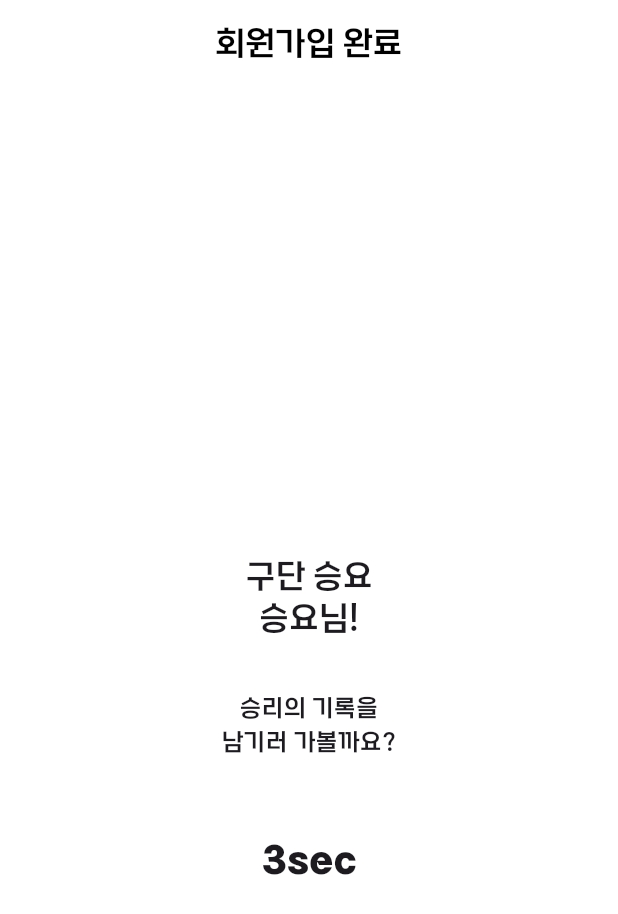
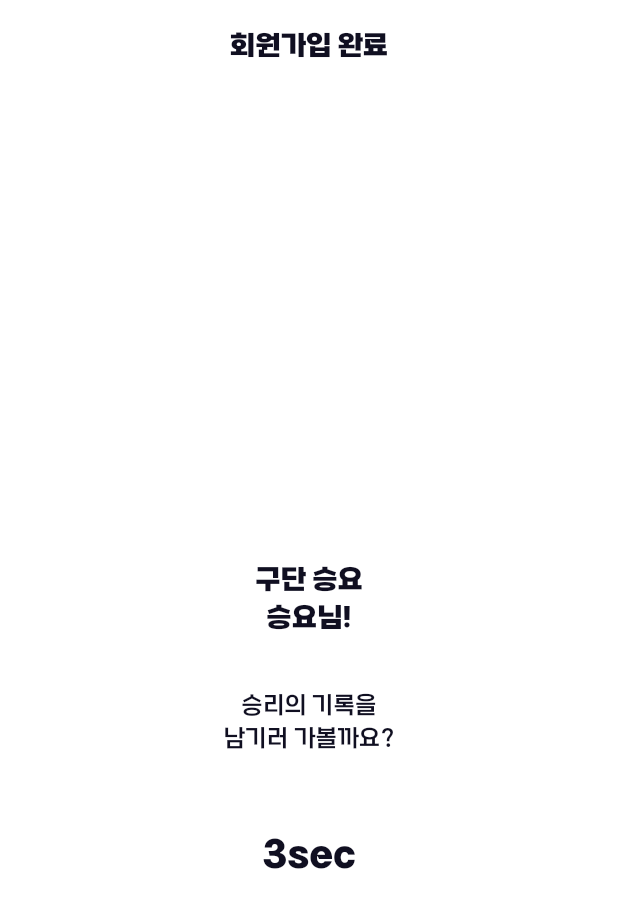
Before and after one commit to GlassyBus/seungyo-app, a Flutter app: the screen it shows after launch, swiped to page 3, on a phone screen of 412 x 824 dp. Shown: the top 914 px of the screen. Run offline on Flutter 3.47's test engine with Material 3 defaults, Android fonts, the phone set to English and light mode, and no system bars; our stand-ins replace fluttertoast, shared_preferences; generated files the repository leaves out were written again.

Commit message:
feat: theme 적용

```diff
--- a/lib/main.dart
+++ b/lib/main.dart
@@ -10,23 +10,28 @@ import 'package:seungyo/view/main/main_screen.dart';
 import 'package:seungyo/view/splash/splash_screen.dart';
 import 'package:seungyo/viewmodel/auth_vm.dart';
 import 'package:seungyo/viewmodel/splash_vm.dart';
+import 'package:seungyo/theme/theme.dart';
 
 void main() {
   WidgetsFlutterBinding.ensureInitialized();
 
   SystemChrome.setSystemUIOverlayStyle(
     const SystemUiOverlayStyle(
-      statusBarColor: Colors.white,
+      statusBarColor: Colors.transparent,
       statusBarIconBrightness: Brightness.dark,
-      systemNavigationBarColor: Colors.white,
+      systemNavigationBarContrastEnforced: false,
+      systemNavigationBarDividerColor: Colors.transparent,
       systemNavigationBarIconBrightness: Brightness.dark,
     ),
   );
 
-  runApp(MyApp());
+  runApp(const MyApp());
 }
 
 class MyApp extends StatelessWidget {
+  // 앱 전체에서 사용할 최대 너비 상수
+  static const double maxServiceWidth = 540.0;
+
   const MyApp({super.key});
 
   @override
@@ -38,31 +43,25 @@ class MyApp extends StatelessWidget {
       ],
       child: MaterialApp(
         title: '승요',
-        theme: ThemeData(
-          primarySwatch: Colors.blue,
-          fontFamily: 'KBO',
-          scaffoldBackgroundColor: Colors.white,
-          // appBarTheme: const AppBarTheme(
-          //   backgroundColor: Colors.white,
-          //   iconTheme: IconThemeData(color: Colors.black),
-          //   titleTextStyle: TextStyle(
-          //     color: Colors.black,
-          //     fontSize: 20,
-          //     fontWeight: FontWeight.bold,
-          //   ),
-          //   elevation: 0,
-          // ),
-        ),
+        theme: createLightTheme(),
+        darkTheme: createDarkTheme(),
+        // 앱 전체의 최대 너비 제한을 적용하는 builder
+        builder: (context, child) {
+          return Center(
+            child: Container(
+              constraints: const BoxConstraints(maxWidth: maxServiceWidth),
+              child: child!,
+            ),
+          );
+        },
+        themeMode: ThemeMode.light,
         localizationsDelegates: const [
           AppLocalizations.delegate,
           GlobalMaterialLocalizations.delegate,
           GlobalWidgetsLocalizations.delegate,
           GlobalCupertinoLocalizations.delegate,
         ],
-        supportedLocales: const [
-          Locale('ko'),
-          // Locale('en'), // 나중에 영어 추가 시
-        ],
+        supportedLocales: const [Locale('ko')],
         locale: const Locale('ko'),
         initialRoute: Routes.splash,
         routes: {
```
